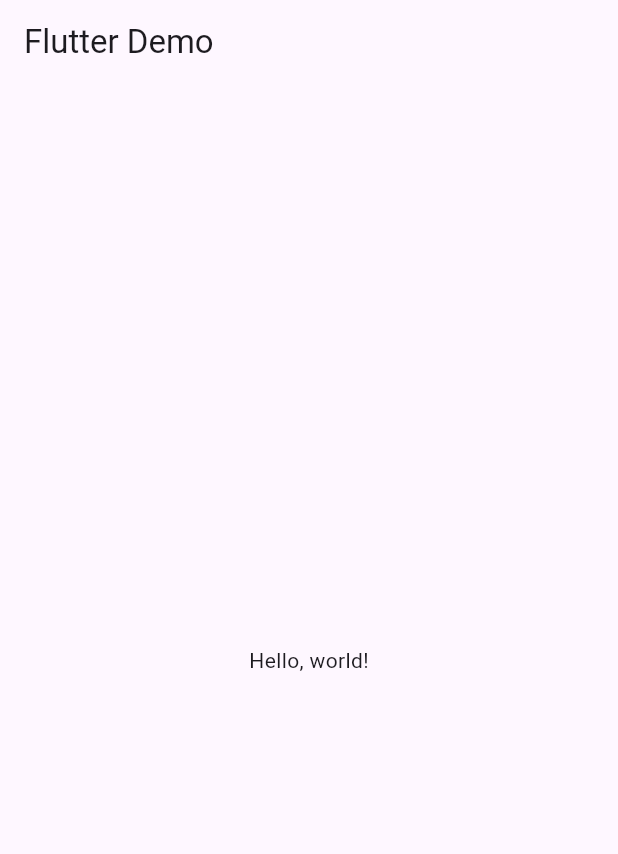
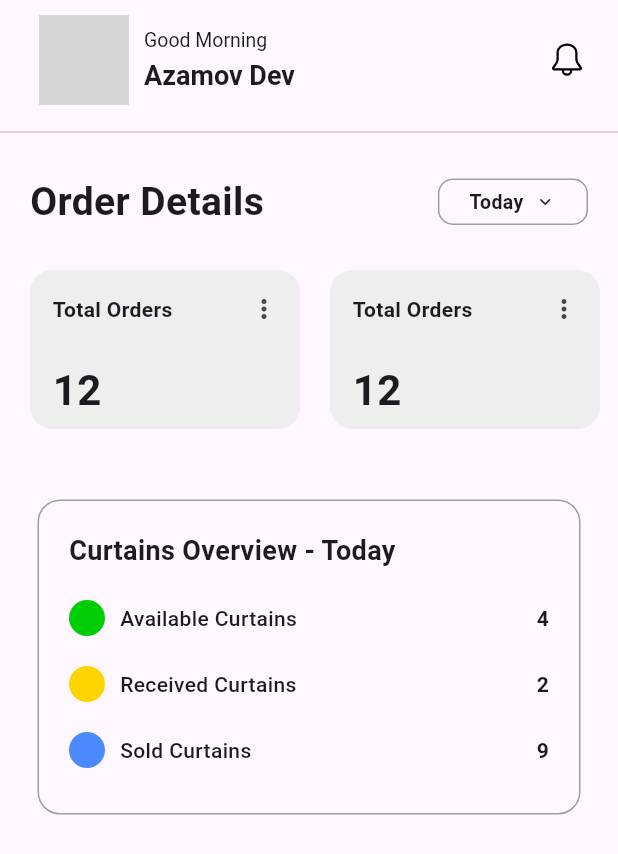
Before and after one commit to Spyou/Curtains_App, a Flutter app: the screen it shows after launch, on a phone screen of 412 x 824 dp. Shown: the top 854 px of the screen. Run offline on Flutter 3.47's test engine with Material 3 defaults, Android fonts, the light colour scheme and no system bars; our stand-ins replace icons_plus; network calls fail; grey boxes are pictures that could not be loaded.

Commit message:
first commit

```diff
--- /dev/null
+++ b/lib/Home/home_page.dart
@@ -0,0 +1,302 @@
+import 'package:flutter/material.dart';
+import 'package:icons_plus/icons_plus.dart';
+
+class HomePage extends StatelessWidget {
+  const HomePage({super.key});
+
+  @override
+  Widget build(BuildContext context) {
+    return Scaffold(
+        body: NestedScrollView(
+      headerSliverBuilder: (context, innerBoxIsScrolled) {
+        return [
+          SliverAppBar(
+            toolbarHeight: 80,
+            title: const Padding(
+              padding: EdgeInsets.all(10.0),
+              child: Row(
+                mainAxisAlignment: MainAxisAlignment.start,
+                children: [
+                  CircleAvatar(
+                    backgroundImage: NetworkImage(
+                        'https://media.kitsu.io/anime/45857/poster_image/large-1ebb56f346edda6bcde9cdffa9b89316.jpeg'),
+                    radius: 30,
+                  ),
+                  SizedBox(width: 10),
+                  Column(
+                    mainAxisAlignment: MainAxisAlignment.center,
+                    crossAxisAlignment: CrossAxisAlignment.start,
+                    children: [
+                      Text(
+                        'Good Morning',
+                        style: TextStyle(fontSize: 13),
+                      ),
+                      SizedBox(
+                        height: 3,
+                      ),
+                      Text(
+                        'Azamov Dev',
+                        style: TextStyle(
+                          fontSize: 18,
+                          fontWeight: FontWeight.w600,
+                        ),
+                      ),
+                    ],
+                  ),
+                ],
+              ),
+            ),
+            floating: true,
+            centerTitle: false,
+            actions: [
+              Padding(
+                padding: const EdgeInsets.all(10.0),
+                child: IconButton(
+                  onPressed: () {},
+                  icon: const Icon(
+                    OctIcons.bell,
+                    color: Colors.black,
+                  ),
+                ),
+              ),
+            ],
+          ),
+        ];
+      },
+      body: Column(
+        crossAxisAlignment: CrossAxisAlignment.start,
+        children: [
+          const Divider(),
+          const SizedBox(
+            height: 20,
+          ),
+          Padding(
+            padding: const EdgeInsets.symmetric(horizontal: 20),
+            child: Row(
+              children: [
+                const Text(
+                  'Order Details',
+                  style: TextStyle(
+                    fontSize: 26,
+                    fontWeight: FontWeight.w600,
+                  ),
+                ),
+                const Spacer(),
+                Container(
+                  padding:
+                      const EdgeInsets.symmetric(horizontal: 20, vertical: 5),
+                  decoration: BoxDecoration(
+                    border: Border.all(
+                      color: Colors.grey,
+                    ),
+                    borderRadius: BorderRadius.circular(10),
+                  ),
+                  child: const Row(
+                    children: [
+                      Text(
+                        'Today',
+                        style: TextStyle(
+                          fontSize: 13,
+                          fontWeight: FontWeight.w600,
+                        ),
+                      ),
+                      SizedBox(
+                        width: 7,
+                      ),
+                      Icon(
+                        Icons.keyboard_arrow_down_rounded,
+                        size: 15,
+                      ),
+                    ],
+                  ),
+                ),
+              ],
+            ),
+          ),
+          const SizedBox(
+            height: 20,
+          ),
+          Container(
+            height: 120,
+            decoration: BoxDecoration(
+              borderRadius: BorderRadius.circular(10),
+            ),
+            child: ListView.builder(
+                shrinkWrap: true,
+                scrollDirection: Axis.horizontal,
+                itemCount: 5,
+                itemBuilder: (context, index) {
+                  return Padding(
+                    padding: const EdgeInsets.only(left: 20),
+                    child: Container(
+                      padding:
+                          const EdgeInsets.only(left: 15, top: 2, right: 0),
+                      margin: const EdgeInsets.symmetric(
+                          horizontal: 0, vertical: 7),
+                      height: 80,
+                      width: 180,
+                      decoration: BoxDecoration(
+                        color: Colors.grey[200],
+                        borderRadius: BorderRadius.circular(15),
+                      ),
+                      child: Column(
+                        children: [
+                          Row(
+                            children: [
+                              const Text(
+                                'Total Orders',
+                                style: TextStyle(
+                                  fontSize: 14,
+                                  fontWeight: FontWeight.w600,
+                                ),
+                              ),
+                              const Spacer(),
+                              IconButton(
+                                  onPressed: () {},
+                                  icon: const Icon(
+                                    Icons.more_vert_rounded,
+                                    size: 20,
+                                  )),
+                            ],
+                          ),
+                          const SizedBox(
+                            height: 10,
+                          ),
+                          const Row(
+                            children: [
+                              Text(
+                                '12',
+                                style: TextStyle(
+                                  fontSize: 28,
+                                  fontWeight: FontWeight.w600,
+                                ),
+                              ),
+                            ],
+                          ),
+                        ],
+                      ),
+                    ),
+                  );
+                }),
+          ),
+          const SizedBox(
+            height: 20,
+          ),
+          Padding(
+            padding: const EdgeInsets.symmetric(horizontal: 25, vertical: 20),
+            child: Container(
+              height: 210,
+              width: double.infinity,
+              padding: const EdgeInsets.all(20),
+              decoration: BoxDecoration(
+                border: Border.all(
+                  color: Colors.grey,
+                ),
+                borderRadius: BorderRadius.circular(15),
+              ),
+              child: const Column(
+                crossAxisAlignment: CrossAxisAlignment.start,
+                children: [
+                  Text(
+                    'Curtains Overview - Today',
+                    style: TextStyle(
+                      fontSize: 18,
+                      fontWeight: FontWeight.w600,
+                    ),
+                  ),
+                  SizedBox(
+                    height: 20,
+                  ),
+                  Row(
+                    children: [
+                      CircleAvatar(
+                        backgroundColor: Color.fromARGB(255, 0, 206, 7),
+                        radius: 12,
+                      ),
+                      SizedBox(
+                        width: 10,
+                      ),
+                      Text(
+                        'Available Curtains',
+                        style: TextStyle(
+                          fontSize: 14,
+                          fontWeight: FontWeight.w500,
+                        ),
+                      ),
+                      Spacer(),
+                      Text(
+                        '4',
+                        style: TextStyle(
+                          fontSize: 14,
+                          fontWeight: FontWeight.w600,
+                        ),
+                      ),
+                    ],
+                  ),
+                  SizedBox(
+                    height: 20,
+                  ),
+                  Row(
+                    children: [
+                      CircleAvatar(
+                        backgroundColor: Color(0xFFFFD500),
+                        radius: 12,
+                      ),
+                      SizedBox(
+                        width: 10,
+                      ),
+                      Text(
+                        'Received Curtains',
+                        style: TextStyle(
+                          fontSize: 14,
+                          fontWeight: FontWeight.w500,
+                        ),
+                      ),
+                      Spacer(),
+                      Text(
+                        '2',
+                        style: TextStyle(
+                          fontSize: 14,
+                          fontWeight: FontWeight.w600,
+                        ),
+                      ),
+                    ],
+                  ),
+                  SizedBox(
+                    height: 20,
+                  ),
+                  Row(
+                    children: [
+                      CircleAvatar(
+                        backgroundColor: Color(0xFF4A89FF),
+                        radius: 12,
+                      ),
+                      SizedBox(
+                        width: 10,
+                      ),
+                      Text(
+                        'Sold Curtains',
+                        style: TextStyle(
+                          fontSize: 14,
+                          fontWeight: FontWeight.w500,
+                        ),
+                      ),
+                      Spacer(),
+                      Text(
+                        '9',
+                        style: TextStyle(
+                          fontSize: 14,
+                          fontWeight: FontWeight.w600,
+                        ),
+                      ),
+                    ],
+                  ),
+                ],
+              ),
+            ),
+          ),
+        ],
+      ),
+    ));
+  }
+}
--- a/lib/home_page.dart
+++ /dev/null
@@ -1,17 +0,0 @@
-import 'package:flutter/material.dart';
-
-class HomePage extends StatelessWidget {
-  const HomePage({super.key});
-
-  @override
-  Widget build(BuildContext context) {
-    return Scaffold(
-      appBar: AppBar(
-        title: const Text('Flutter Demo'),
-      ),
-      body: const Center(
-        child: Text('Hello, world!'),
-      ),
-    );
-  }
-}
--- a/lib/main.dart
+++ b/lib/main.dart
@@ -1,4 +1,4 @@
-import 'package:curtains_app/home_page.dart';
+import 'package:curtains_app/Home/home_page.dart';
 import 'package:flutter/material.dart';
 
 void main() {
--- a/pubspec.yaml
+++ b/pubspec.yaml
@@ -35,6 +35,8 @@ dependencies:
   # The following adds the Cupertino Icons font to your application.
   # Use with the CupertinoIcons class for iOS style icons.
   cupertino_icons: ^1.0.2
+  fluentui_system_icons: ^1.1.223
+  icons_plus: ^5.0.0
 
 dev_dependencies:
   flutter_test:
```
Also changed, not shown: pubspec.lock.
